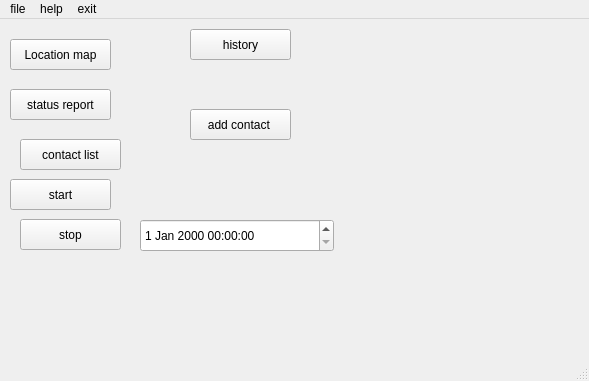
Before: the Qt Designer form src/design.ui in drorruss/Final_Project, drawn with Qt 5.
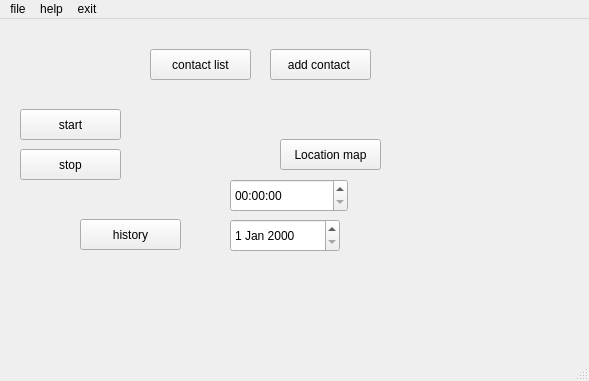
After: the same form once the commit is applied.

What changed in the file:
```diff
--- a/src/design.ui
+++ b/src/design.ui
@@ -17,8 +17,8 @@
    <widget class="QPushButton" name="btnLocation">
     <property name="geometry">
      <rect>
-      <x>10</x>
-      <y>20</y>
+      <x>280</x>
+      <y>120</y>
       <width>101</width>
       <height>31</height>
      </rect>
@@ -30,8 +30,8 @@
    <widget class="QPushButton" name="btnHistory">
     <property name="geometry">
      <rect>
-      <x>190</x>
-      <y>10</y>
+      <x>80</x>
+      <y>200</y>
       <width>101</width>
       <height>31</height>
      </rect>
@@ -44,7 +44,7 @@
     <property name="geometry">
      <rect>
       <x>20</x>
-      <y>200</y>
+      <y>130</y>
       <width>101</width>
       <height>31</height>
      </rect>
@@ -56,8 +56,8 @@
    <widget class="QPushButton" name="btnStart">
     <property name="geometry">
      <rect>
-      <x>10</x>
-      <y>160</y>
+      <x>20</x>
+      <y>90</y>
       <width>101</width>
       <height>31</height>
      </rect>
@@ -69,8 +69,8 @@
    <widget class="QPushButton" name="btnContactList">
     <property name="geometry">
      <rect>
-      <x>20</x>
-      <y>120</y>
+      <x>150</x>
+      <y>30</y>
       <width>101</width>
       <height>31</height>
      </rect>
@@ -79,24 +79,11 @@
      <string>contact list</string>
     </property>
    </widget>
-   <widget class="QPushButton" name="btnStatus">
-    <property name="geometry">
-     <rect>
-      <x>10</x>
-      <y>70</y>
-      <width>101</width>
-      <height>31</height>
-     </rect>
-    </property>
-    <property name="text">
-     <string>status report</string>
-    </property>
-   </widget>
    <widget class="QPushButton" name="btnAddContact">
     <property name="geometry">
      <rect>
-      <x>190</x>
-      <y>90</y>
+      <x>270</x>
+      <y>30</y>
       <width>101</width>
       <height>31</height>
      </rect>
@@ -105,12 +92,22 @@
      <string>add contact </string>
     </property>
    </widget>
-   <widget class="QDateTimeEdit" name="QDateTime">
+   <widget class="QTimeEdit" name="timeEdit">
     <property name="geometry">
      <rect>
-      <x>140</x>
+      <x>230</x>
+      <y>160</y>
+      <width>118</width>
+      <height>33</height>
+     </rect>
+    </property>
+   </widget>
+   <widget class="QDateEdit" name="dateEdit">
+    <property name="geometry">
+     <rect>
+      <x>230</x>
       <y>200</y>
-      <width>194</width>
+      <width>110</width>
       <height>33</height>
      </rect>
     </property>
```
